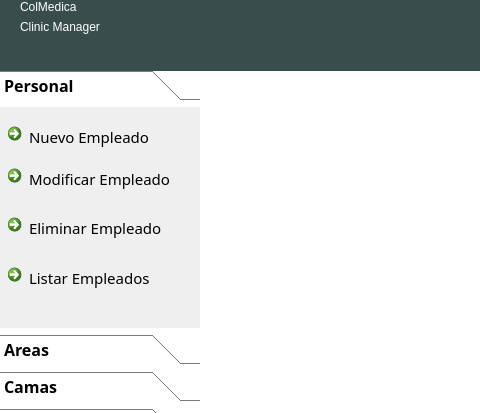
Qt form gui/administrador_uis/MainWindowAdministrador.ui (BryanTabarez/ProyectoBD) before a commit; both pictures show x 0 to 480 and y 0 to 413 of the 800 by 600 pixel window.
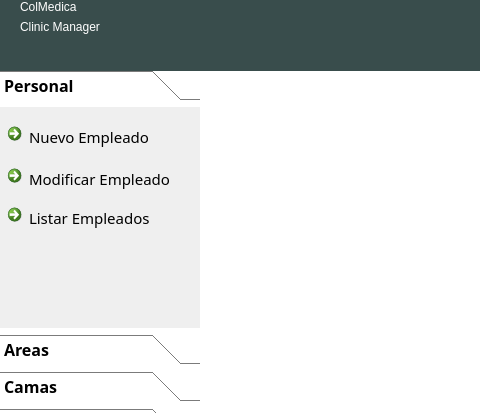
The same form after that commit. Icons and pictures are not drawn.

The edit to the form file:
```diff
--- a/gui/administrador_uis/MainWindowAdministrador.ui
+++ b/gui/administrador_uis/MainWindowAdministrador.ui
@@ -266,11 +266,21 @@
       <rect>
        <x>20</x>
        <y>0</y>
-       <width>161</width>
-       <height>71</height>
+       <width>162</width>
+       <height>81</height>
       </rect>
      </property>
      <layout class="QFormLayout" name="formLayout_2">
+      <property name="fieldGrowthPolicy">
+       <enum>QFormLayout::AllNonFixedFieldsGrow</enum>
+      </property>
+      <item row="1" column="0">
+       <widget class="QLabel" name="labelClinicManager">
+        <property name="text">
+         <string>Clinic Manager</string>
+        </property>
+       </widget>
+      </item>
       <item row="0" column="0">
        <widget class="QLabel" name="labelColMedica">
         <property name="styleSheet">
@@ -282,13 +292,6 @@
         </property>
        </widget>
       </item>
-      <item row="1" column="0">
-       <widget class="QLabel" name="labelClinicManager">
-        <property name="text">
-         <string>Clinic Manager</string>
-        </property>
-       </widget>
-      </item>
      </layout>
     </widget>
    </widget>
@@ -371,7 +374,7 @@
       <property name="geometry">
        <rect>
         <x>0</x>
-        <y>150</y>
+        <y>90</y>
         <width>181</width>
         <height>36</height>
        </rect>
@@ -387,34 +390,14 @@
        <string>Listar Empleados</string>
       </property>
      </widget>
-     <widget class="QCommandLinkButton" name="commandLinkButtonEliminarEmpleado">
-      <property name="geometry">
-       <rect>
-        <x>0</x>
-        <y>100</y>
-        <width>181</width>
-        <height>36</height>
-       </rect>
-      </property>
-      <property name="font">
-       <font>
-        <pointsize>11</pointsize>
-        <weight>50</weight>
-        <bold>false</bold>
-       </font>
-      </property>
-      <property name="text">
-       <string>Eliminar Empleado</string>
-      </property>
-     </widget>
     </widget>
     <widget class="QWidget" name="page_2">
      <property name="geometry">
       <rect>
        <x>0</x>
        <y>0</y>
-       <width>98</width>
-       <height>28</height>
+       <width>200</width>
+       <height>249</height>
       </rect>
      </property>
      <attribute name="label">
```
